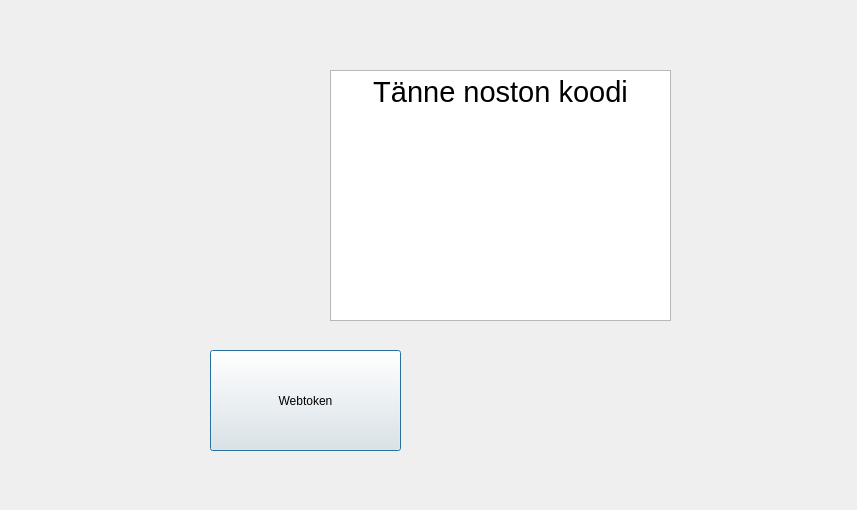
This is frontend/nosto.ui in 22kmo-project/group_6 as Qt 5 draws it before an edit. The edited form follows.
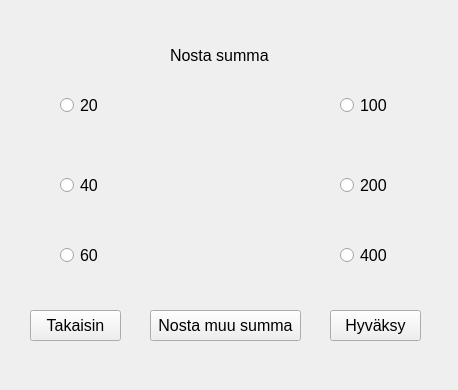
This is the edited form.

```diff
--- a/frontend/nosto.ui
+++ b/frontend/nosto.ui
@@ -1,47 +1,196 @@
 <?xml version="1.0" encoding="UTF-8"?>
 <ui version="4.0">
- <class>Nosto</class>
- <widget class="QDialog" name="Nosto">
+ <class>nosto</class>
+ <widget class="QWidget" name="nosto">
   <property name="geometry">
    <rect>
     <x>0</x>
     <y>0</y>
-    <width>857</width>
-    <height>510</height>
+    <width>458</width>
+    <height>390</height>
    </rect>
   </property>
   <property name="windowTitle">
    <string>Dialog</string>
   </property>
-  <widget class="QTextEdit" name="textEdit">
+  <widget class="QLabel" name="txtlabel">
+   <property name="geometry">
+    <rect>
+     <x>170</x>
+     <y>40</y>
+     <width>101</width>
+     <height>31</height>
+    </rect>
+   </property>
+   <property name="font">
+    <font>
+     <pointsize>12</pointsize>
+    </font>
+   </property>
+   <property name="text">
+    <string>Nosta summa</string>
+   </property>
+  </widget>
+  <widget class="QRadioButton" name="box40">
+   <property name="geometry">
+    <rect>
+     <x>60</x>
+     <y>170</y>
+     <width>51</width>
+     <height>31</height>
+    </rect>
+   </property>
+   <property name="font">
+    <font>
+     <pointsize>12</pointsize>
+    </font>
+   </property>
+   <property name="text">
+    <string>40</string>
+   </property>
+  </widget>
+  <widget class="QRadioButton" name="box20">
+   <property name="geometry">
+    <rect>
+     <x>60</x>
+     <y>90</y>
+     <width>51</width>
+     <height>31</height>
+    </rect>
+   </property>
+   <property name="font">
+    <font>
+     <pointsize>12</pointsize>
+    </font>
+   </property>
+   <property name="text">
+    <string>20</string>
+   </property>
+  </widget>
+  <widget class="QRadioButton" name="box60">
+   <property name="geometry">
+    <rect>
+     <x>60</x>
+     <y>240</y>
+     <width>51</width>
+     <height>31</height>
+    </rect>
+   </property>
+   <property name="font">
+    <font>
+     <pointsize>12</pointsize>
+    </font>
+   </property>
+   <property name="text">
+    <string>60</string>
+   </property>
+  </widget>
+  <widget class="QRadioButton" name="box200">
+   <property name="geometry">
+    <rect>
+     <x>340</x>
+     <y>170</y>
+     <width>51</width>
+     <height>31</height>
+    </rect>
+   </property>
+   <property name="font">
+    <font>
+     <pointsize>12</pointsize>
+    </font>
+   </property>
+   <property name="text">
+    <string>200</string>
+   </property>
+  </widget>
+  <widget class="QRadioButton" name="box400">
+   <property name="geometry">
+    <rect>
+     <x>340</x>
+     <y>240</y>
+     <width>51</width>
+     <height>31</height>
+    </rect>
+   </property>
+   <property name="font">
+    <font>
+     <pointsize>12</pointsize>
+    </font>
+   </property>
+   <property name="text">
+    <string>400</string>
+   </property>
+  </widget>
+  <widget class="QRadioButton" name="box100">
+   <property name="geometry">
+    <rect>
+     <x>340</x>
+     <y>90</y>
+     <width>51</width>
+     <height>31</height>
+    </rect>
+   </property>
+   <property name="font">
+    <font>
+     <pointsize>12</pointsize>
+    </font>
+   </property>
+   <property name="text">
+    <string>100</string>
+   </property>
+  </widget>
+  <widget class="QPushButton" name="btnback">
+   <property name="geometry">
+    <rect>
+     <x>30</x>
+     <y>310</y>
+     <width>91</width>
+     <height>31</height>
+    </rect>
+   </property>
+   <property name="font">
+    <font>
+     <pointsize>12</pointsize>
+    </font>
+   </property>
+   <property name="text">
+    <string>Takaisin</string>
+   </property>
+  </widget>
+  <widget class="QPushButton" name="btnsum">
+   <property name="geometry">
+    <rect>
+     <x>150</x>
+     <y>310</y>
+     <width>151</width>
+     <height>31</height>
+    </rect>
+   </property>
+   <property name="font">
+    <font>
+     <pointsize>12</pointsize>
+    </font>
+   </property>
+   <property name="text">
+    <string>Nosta muu summa</string>
+   </property>
+  </widget>
+  <widget class="QPushButton" name="btnconfirm">
    <property name="geometry">
     <rect>
      <x>330</x>
-     <y>70</y>
-     <width>341</width>
-     <height>251</height>
+     <y>310</y>
+     <width>91</width>
+     <height>31</height>
     </rect>
    </property>
-   <property name="html">
-    <string>&lt;!DOCTYPE HTML PUBLIC &quot;-//W3C//DTD HTML 4.0//EN&quot; &quot;http://www.w3.org/TR/REC-html40/strict.dtd&quot;&gt;
-&lt;html&gt;&lt;head&gt;&lt;meta name=&quot;qrichtext&quot; content=&quot;1&quot; /&gt;&lt;meta charset=&quot;utf-8&quot; /&gt;&lt;style type=&quot;text/css&quot;&gt;
-p, li { white-space: pre-wrap; }
-hr { height: 1px; border-width: 0; }
-&lt;/style&gt;&lt;/head&gt;&lt;body style=&quot; font-family:'Segoe UI'; font-size:9pt; font-weight:400; font-style:normal;&quot;&gt;
-&lt;p align=&quot;center&quot; style=&quot; margin-top:0px; margin-bottom:0px; margin-left:0px; margin-right:0px; -qt-block-indent:0; text-indent:0px;&quot;&gt;&lt;span style=&quot; font-size:22pt;&quot;&gt;Tänne noston koodi&lt;/span&gt;&lt;/p&gt;&lt;/body&gt;&lt;/html&gt;</string>
-   </property>
-  </widget>
-  <widget class="QPushButton" name="pushButton">
-   <property name="geometry">
-    <rect>
-     <x>210</x>
-     <y>350</y>
-     <width>191</width>
-     <height>101</height>
-    </rect>
+   <property name="font">
+    <font>
+     <pointsize>12</pointsize>
+    </font>
    </property>
    <property name="text">
-    <string>Webtoken</string>
+    <string>Hyväksy</string>
    </property>
   </widget>
  </widget>
```
Left out of the diff: 2 changed lines with no effect on the pictures.
